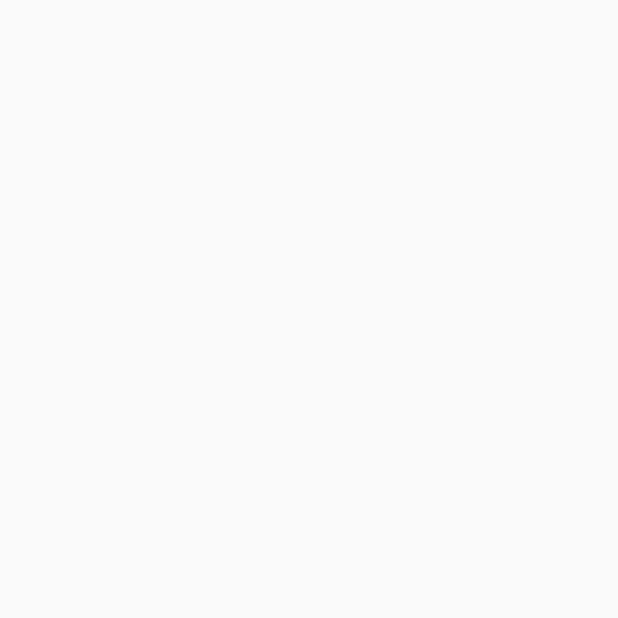
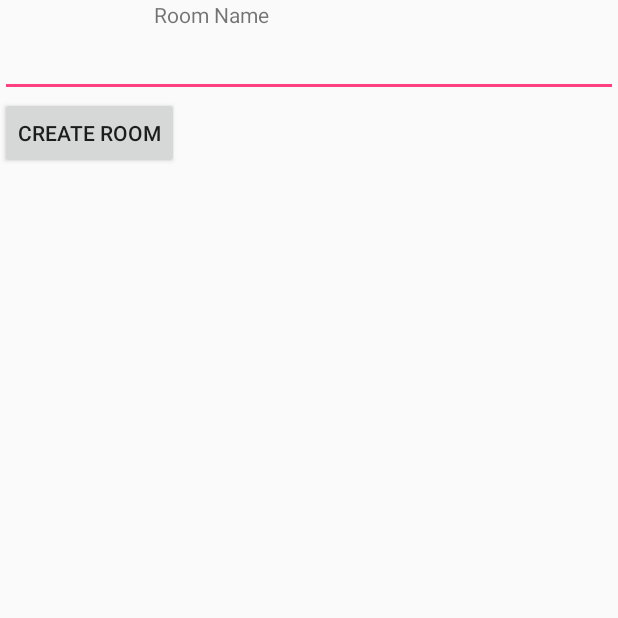
Before and after one commit to talavinari/DixitAndroidGUI, an Android app: the SecondActivity screen opened directly, with no data from a screen before it, on a phone screen of 412 x 824 dp, the top half of it. Before the commit the part shown is empty. Run offline under Robolectric (Android 15) with nearby library versions, the light colour scheme and no system bars.

Commit message:
Refactoring creating const class

```diff
--- a/app/src/main/java/com/example/tal/myfirstapplication/CallAPI.java
+++ b/app/src/main/java/com/example/tal/myfirstapplication/CallAPI.java
@@ -33,6 +33,9 @@ public class CallAPI extends AsyncTask<String, String, String> {
             return e.getMessage();
         }
 
+        // HTTP Post
+
+
         // Parse XML
         XmlPullParserFactory pullParserFactory;
 
--- a/app/src/main/java/com/example/tal/myfirstapplication/SecondActivity.java
+++ b/app/src/main/java/com/example/tal/myfirstapplication/SecondActivity.java
@@ -11,26 +11,16 @@ import android.widget.TextView;
  */
 public class SecondActivity extends Activity {
 
-    public static final String MY_MESSAGE = "my message";
 
     @Override
     protected void onCreate(Bundle savedInstanceState) {
         super.onCreate(savedInstanceState);
-        Intent intent = getIntent();
-        String stringExtra = intent.getStringExtra(MY_MESSAGE);
-        TextView textView = new TextView(this);
-        textView.setText(stringExtra);
-        textView.setTextSize(45);
-        setContentView(textView);
-        //setContentView(R.layout.second_activity_layout);
+        setContentView(R.layout.second_activity_layout);
     }
 
 
     public void createRoom(View view){
-
-
-
-
+        new CallAPI().execute(Constants.ADD_ROOM_API_URL);
 
     }
 }
```
Also changed, not shown: app/src/main/java/com/example/tal/myfirstapplication/Constants.java (added, +13 -0 lines), app/src/main/java/com/example/tal/myfirstapplication/FirstActivity.java (+2 -15 lines).
